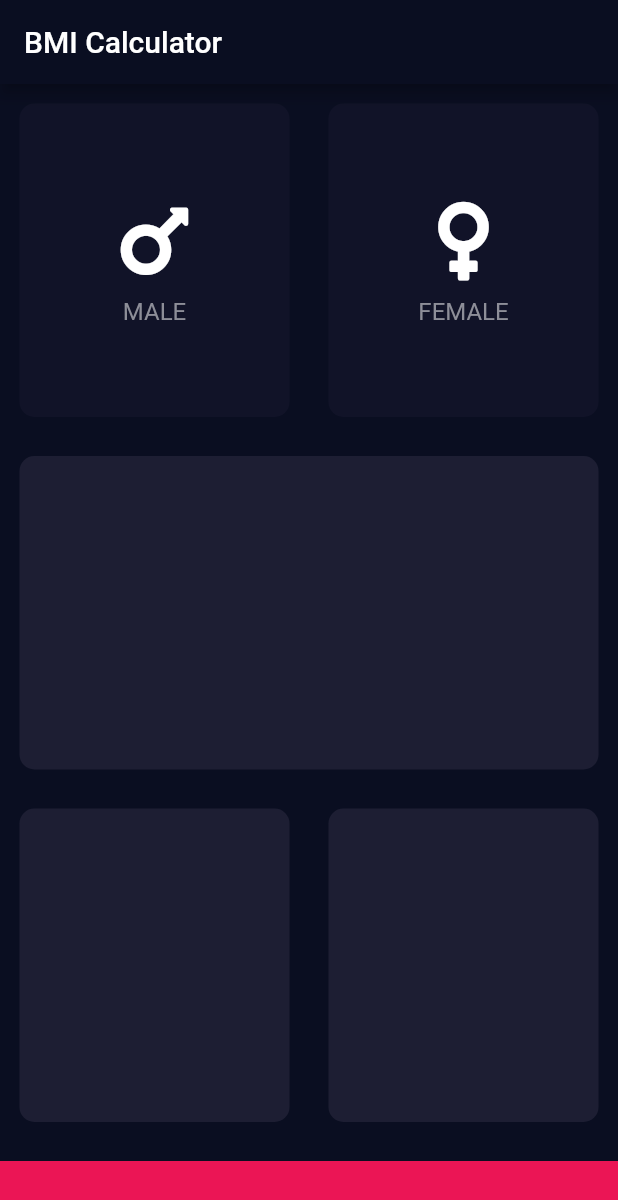
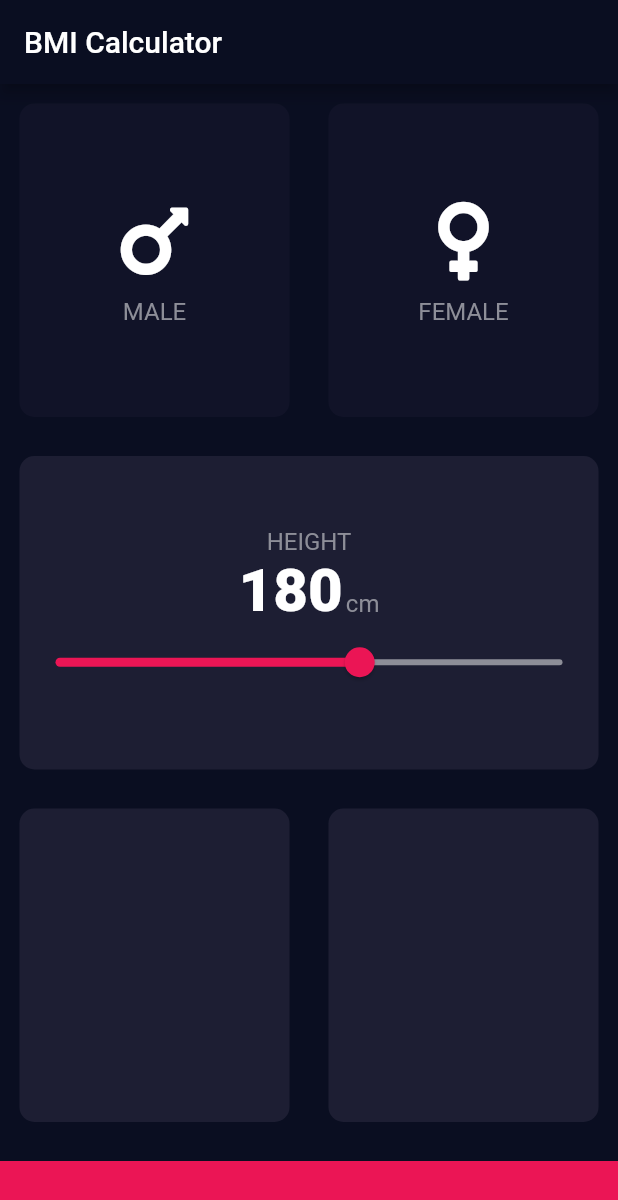
Before and after one commit to DalatCoder/learn-flutter-angela, a Flutter app: the screen it shows after launch, on a phone screen of 412 x 824 dp. Shown: the top 1200 px of the screen. Run offline on Flutter 3.47's test engine with Material 2 defaults, Android fonts, the phone set to English and light mode, and no system bars; our stand-ins replace audioplayers, font_awesome_flutter, rflutter_alert.

Commit message:
Complete slider 🍕🍕🍕

```diff
--- /dev/null
+++ b/bmi_calculator/lib/constants.dart
@@ -0,0 +1,16 @@
+import 'package:flutter/material.dart';
+
+const kBottomContainerHeight = 50.0;
+const kBottomContainerBackgroundColor = Color(0xFFEB1555);
+const kActiveCardColour = Color(0xFF1D1E33);
+const kInactiveCardColour = Color(0xFF111328);
+
+const kLabelTextStyle = TextStyle(
+  fontSize: 16.0,
+  color: Color(0xFF8D8E98),
+);
+
+const kNumberTextStyle = TextStyle(
+  fontSize: 40.0,
+  fontWeight: FontWeight.w900,
+);
--- a/bmi_calculator/lib/icon_content.dart
+++ b/bmi_calculator/lib/icon_content.dart
@@ -1,9 +1,6 @@
 import 'package:flutter/material.dart';
 
-const labelTextStyle = TextStyle(
-  fontSize: 16.0,
-  color: Color(0xFF8D8E98),
-);
+import 'constants.dart';
 
 const gapHeight = 8.0;
 const iconSize = 60.0;
@@ -21,7 +18,7 @@ class IconContent extends StatelessWidget {
       children: [
         Icon(this.icon, size: iconSize),
         SizedBox(height: gapHeight),
-        Text(this.label, style: labelTextStyle)
+        Text(this.label, style: kLabelTextStyle)
       ],
     );
   }
--- a/bmi_calculator/lib/input_page.dart
+++ b/bmi_calculator/lib/input_page.dart
@@ -1,13 +1,9 @@
 import 'package:flutter/material.dart';
 import 'package:font_awesome_flutter/font_awesome_flutter.dart';
 
+import 'constants.dart';
 import 'icon_content.dart';
 import 'rounded_card.dart';
-
-const bottomContainerHeight = 50.0;
-const bottomContainerBackgroundColor = Color(0xFFEB1555);
-const activeCardColour = Color(0xFF1D1E33);
-const inactiveCardColour = Color(0xFF111328);
 
 enum Gender { Male, Female }
 
@@ -18,6 +14,7 @@ class InputPage extends StatefulWidget {
 
 class _InputPageState extends State<InputPage> {
   Gender selectedGender;
+  int height = 180;
 
   @override
   Widget build(BuildContext context) {
@@ -26,6 +23,7 @@ class _InputPageState extends State<InputPage> {
         title: Text('BMI Calculator'),
       ),
       body: Column(
+        crossAxisAlignment: CrossAxisAlignment.stretch,
         children: [
           Expanded(
             child: Row(
@@ -33,8 +31,8 @@ class _InputPageState extends State<InputPage> {
                 Expanded(
                   child: RoundedCard(
                     colour: selectedGender == Gender.Male
-                        ? activeCardColour
-                        : inactiveCardColour,
+                        ? kActiveCardColour
+                        : kInactiveCardColour,
                     cardChild: IconContent(
                       icon: FontAwesomeIcons.mars,
                       label: 'MALE',
@@ -49,8 +47,8 @@ class _InputPageState extends State<InputPage> {
                 Expanded(
                   child: RoundedCard(
                     colour: selectedGender == Gender.Female
-                        ? activeCardColour
-                        : inactiveCardColour,
+                        ? kActiveCardColour
+                        : kInactiveCardColour,
                     cardChild: IconContent(
                       icon: FontAwesomeIcons.venus,
                       label: 'FEMALE',
@@ -65,20 +63,55 @@ class _InputPageState extends State<InputPage> {
               ],
             ),
           ),
-          Expanded(child: RoundedCard(colour: activeCardColour)),
+          Expanded(
+            child: RoundedCard(
+              colour: kActiveCardColour,
+              cardChild: Column(
+                mainAxisAlignment: MainAxisAlignment.center,
+                children: [
+                  Text(
+                    'HEIGHT',
+                    style: kLabelTextStyle,
+                  ),
+                  Row(
+                    mainAxisAlignment: MainAxisAlignment.center,
+                    crossAxisAlignment: CrossAxisAlignment.baseline,
+                    textBaseline: TextBaseline.alphabetic,
+                    children: [
+                      Text('$height', style: kNumberTextStyle),
+                      SizedBox(width: 2.0),
+                      Text('cm', style: kLabelTextStyle)
+                    ],
+                  ),
+                  Slider(
+                    min: 120.0,
+                    max: 220.0,
+                    value: height.toDouble(),
+                    activeColor: Color(0xFFEB1555),
+                    inactiveColor: Color(0xFF8D8E98),
+                    onChanged: (double newValue) {
+                      setState(() {
+                        height = newValue.round();
+                      });
+                    },
+                  ),
+                ],
+              ),
+            ),
+          ),
           Expanded(
             child: Row(
               children: [
-                Expanded(child: RoundedCard(colour: activeCardColour)),
-                Expanded(child: RoundedCard(colour: activeCardColour)),
+                Expanded(child: RoundedCard(colour: kActiveCardColour)),
+                Expanded(child: RoundedCard(colour: kActiveCardColour)),
               ],
             ),
           ),
           Container(
-            color: bottomContainerBackgroundColor,
+            color: kBottomContainerBackgroundColor,
             margin: EdgeInsets.only(top: 13.0),
             width: double.infinity,
-            height: bottomContainerHeight,
+            height: kBottomContainerHeight,
           )
         ],
       ),
```
